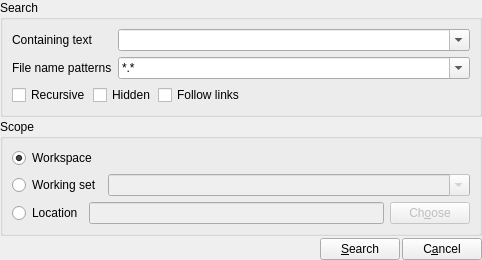
First picture: the form in resources/ui/dialogs/search.ui, repository prymatex/prymatex, before the edit.
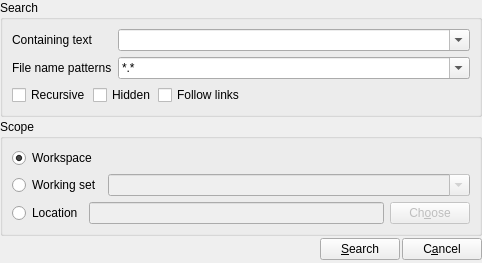
Second picture: the form after the edit. Icons and pictures are not drawn.

```diff
--- a/resources/ui/dialogs/search.ui
+++ b/resources/ui/dialogs/search.ui
@@ -7,7 +7,7 @@
     <x>0</x>
     <y>0</y>
     <width>482</width>
-    <height>260</height>
+    <height>263</height>
    </rect>
   </property>
   <property name="minimumSize">
```
Left out of the diff: 4 changed lines with no effect on the pictures.
